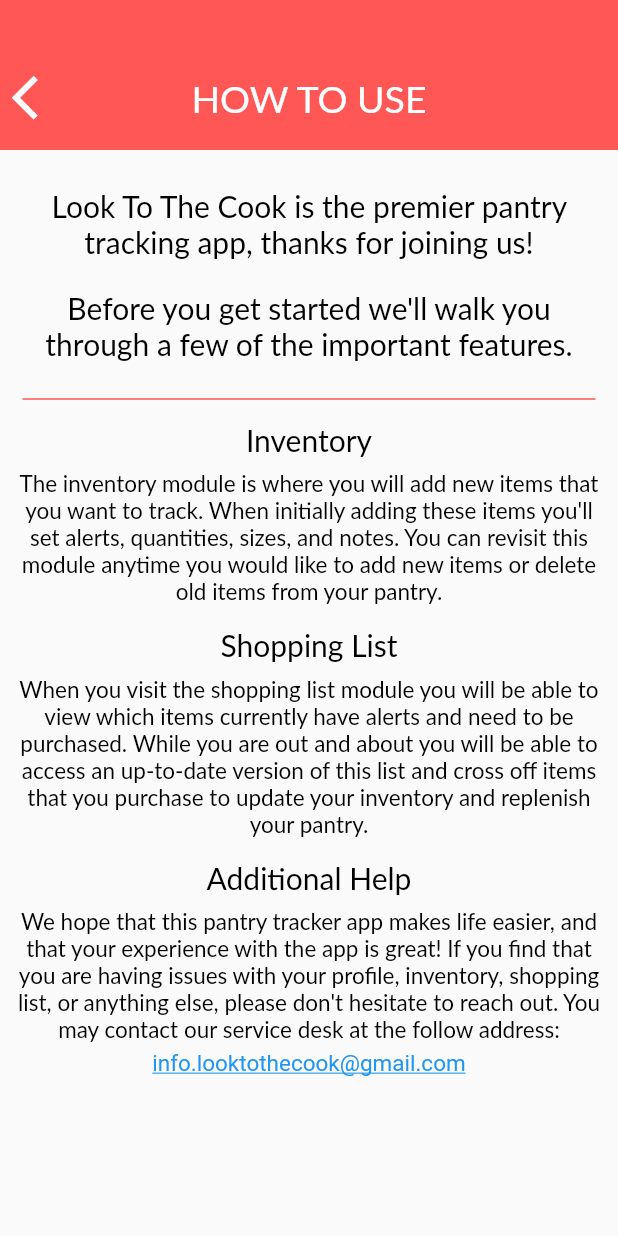
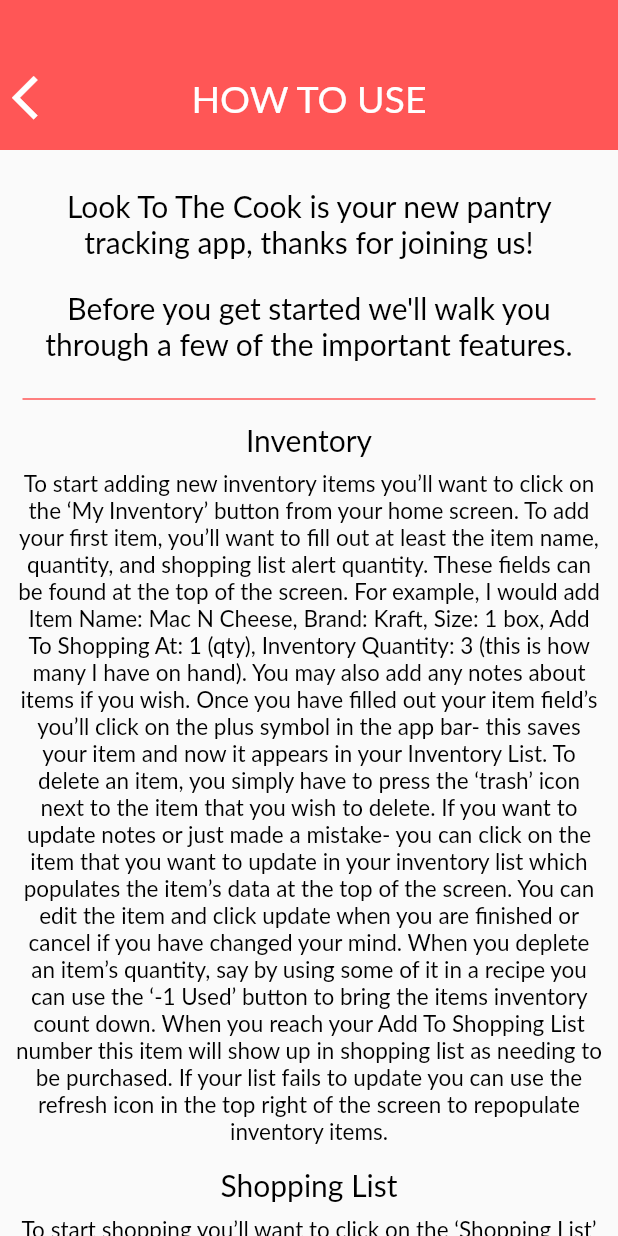
Before and after one commit to jamiesonshayna/LookToTheCook, a Flutter app: the HowToUseScreen screen opened by its route, on a phone screen of 412 x 824 dp. Run offline on Flutter 3.47's test engine with Material 2 defaults, Android fonts, the phone set to English and light mode, and no system bars; our stand-ins replace auto_size_text, connectivity, flutter_secure_storage, flutter_spinkit, font_awesome_flutter, modal_progress_hud and 1 more; missing offline and left inert: amazon_cognito_identity_dart; accounts and stored records are empty; Roboto replaces fonts that are missing (Lato).

Commit message:
Update how to use policy

```diff
--- a/look_to_the_cook/lib/views/forgot_password_screen.dart
+++ b/look_to_the_cook/lib/views/forgot_password_screen.dart
@@ -250,7 +250,7 @@ class _ForgotPasswordScreenState extends State<ForgotPasswordScreen> {
                                   icon: Padding(
                                     padding: const EdgeInsets.only(top:10.0),
                                     child: Icon(
-                                      Icons.mail_outline,
+                                      Icons.lock,
                                       color: Colors.black,
                                       size: 40.0,
                                     ),
--- a/look_to_the_cook/lib/views/how_to_use_screen.dart
+++ b/look_to_the_cook/lib/views/how_to_use_screen.dart
@@ -64,7 +64,7 @@ class HowToUseScreen extends StatelessWidget {
                 padding: const EdgeInsets.only(left: 10.0, right: 10.0, top: 25.0),
                 child: Column(
                   children: <Widget>[
-                    NormalText(text: 'Look To The Cook is the premier pantry tracking app, thanks for'
+                    NormalText(text: 'Look To The Cook is your new pantry tracking app, thanks for'
                         ' joining us!',
                         textSize: 20.0, textAlign: TextAlign.center, textColor: Colors.black),
                     SizedBox(height: 20.0),
@@ -93,9 +93,17 @@ class HowToUseScreen extends StatelessWidget {
                   children: <Widget>[
                     NormalText(text: 'Inventory', textSize: 20.0, textColor: Colors.black),
                     SizedBox(height: 8.0),
-                    NormalText(text: 'The inventory module is where you will add new items that you want to track.'
-                        ' When initially adding these items you\'ll set alerts, quantities, sizes, and notes.'
-                        ' You can revisit this module anytime you would like to add new items or delete old items from your pantry. ',
+                    NormalText(text: 'To start adding new inventory items you\’ll want to click on the ‘My Inventory’ button from your home '
+                        'screen. To add your first item, you\’ll want to fill out at least the item name, quantity, and shopping '
+                        'list alert quantity. These fields can be found at the top of the screen. For example, I would add Item Name: Mac N Cheese, Brand: Kraft, '
+                        'Size: 1 box, Add To Shopping At: 1 (qty), Inventory Quantity: 3 (this is how many I have on hand). You may also '
+                        'add any notes about items if you wish. Once you have filled out your item field’s you\’ll click on the '
+                        'plus symbol in the app bar- this saves your item and now it appears in your Inventory List. To delete an item, you simply have to press the ‘trash’ '
+                        'icon next to the item that you wish to delete. If you want to update notes or just made a mistake- you can click on the item that you '
+                        'want to update in your inventory list which populates the item’s data at the top of the screen. You can edit the item and click update'
+                        ' when you are finished or cancel if you have changed your mind. When you deplete an item’s quantity, say by using some of it in a recipe you can '
+                        'use the ‘-1 Used’ button to bring the items inventory count down. When you reach your Add To Shopping List number this item will show up in shopping '
+                        'list as needing to be purchased. If your list fails to update you can use the refresh icon in the top right of the screen to repopulate inventory items.',
                       textSize: 15.0, textAlign: TextAlign.center, textColor: Colors.black,),
                   ],
                 ),
@@ -106,10 +114,12 @@ class HowToUseScreen extends StatelessWidget {
                   children: <Widget>[
                     NormalText(text: 'Shopping List', textSize: 20.0, textColor: Colors.black),
                     SizedBox(height: 8.0),
-                    NormalText(text: 'When you visit the shopping list module you will be able to view which'
-                        ' items currently have alerts and need to be purchased. While you are out and about you will'
-                        ' be able to access an up-to-date version of this list and cross off items that you purchase'
-                        ' to update your inventory and replenish your pantry.',
+                    NormalText(text: 'To start shopping you\’ll want to click on the ‘Shopping List’ button from your home screen. Starting near the middle'
+                        ' of the screen you will see items that are in your shopping list that need to be purchased in order to replenish inventory. Once you '
+                        'decide to purchase an item you can click on its row, update the ‘Buy’ data field with how many you are purchasing, click update, and'
+                        ' then click on the ‘shopping cart’ icon. Once this has been done the item will be automatically populated back in your inventory. If '
+                        'you don’t have an item in inventory but wish to put it on your shopping list, you can follow the same steps for adding a new item to inventory '
+                        '(but on the shopping list screen). If you delete an item on the shopping screen it will also be deleted from inventory.',
                       textSize: 15.0, textAlign: TextAlign.center, textColor: Colors.black,),
                   ],
                 ),
```
